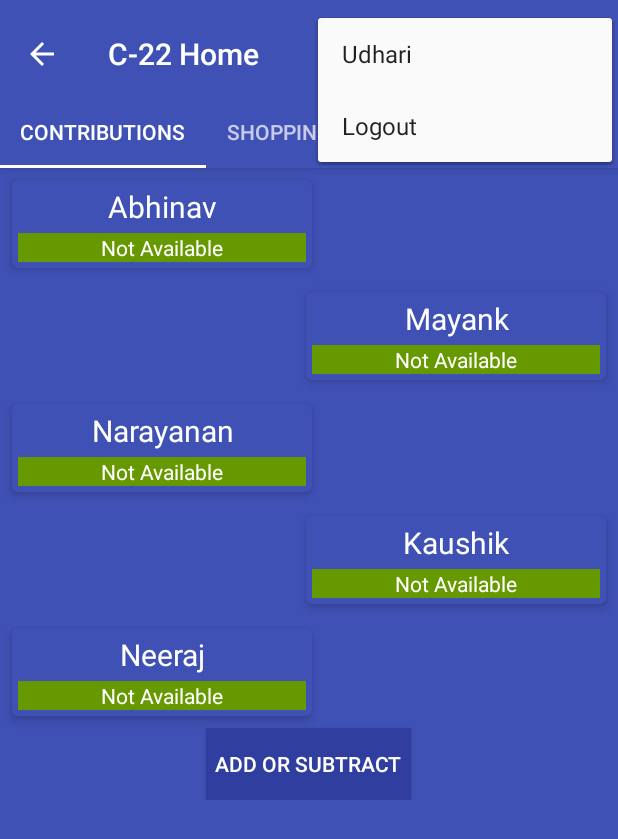
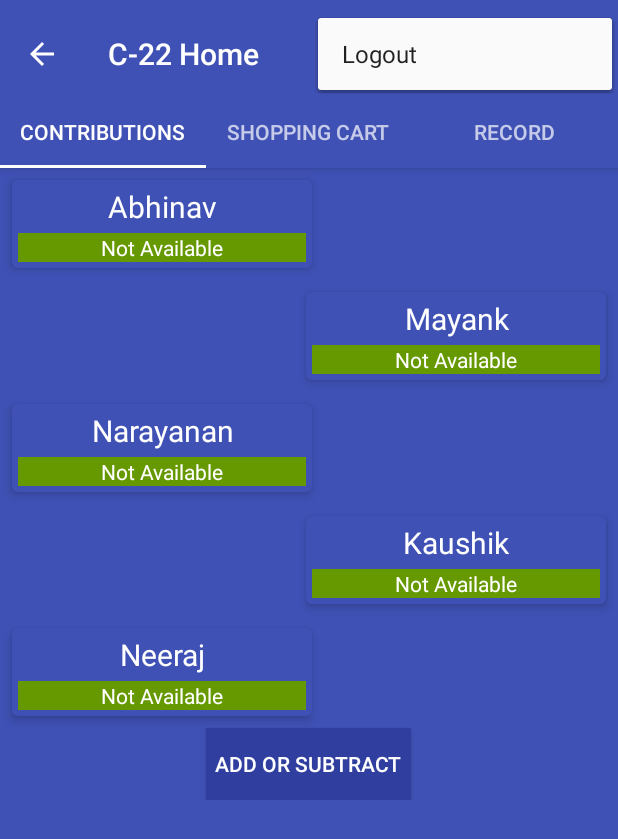
Before and after one commit to durzoflint/C-22, an Android app: the FragmentContributionsClass screen opened directly, with no data from a screen before it, with the options menu open, on a phone screen of 412 x 824 dp. Shown: the top 839 px of the screen. Run offline under Robolectric (Android 15) with nearby library versions, the phone set to English and light mode, and no system bars.

Commit message:
Cleaned Code before Distribution

```diff
--- a/app/src/main/java/aaa/c_22/FragmentContributionsClass.java
+++ b/app/src/main/java/aaa/c_22/FragmentContributionsClass.java
@@ -183,12 +183,6 @@ public class FragmentContributionsClass extends Fragment implements View.OnClick
     }
     private class FetchContributions extends AsyncTask<Void,Void,Void> {
         String webPage="",baseUrl="http://srmvdpauditorium.in/aaa/c-22/";
-        ProgressDialog progressDialog;
-        @Override
-        protected void onPreExecute(){
-            progressDialog = ProgressDialog.show(getActivity(), "Please Wait!","Fetching Data!");
-            super.onPreExecute();
-        }
         @Override
         protected Void doInBackground(Void... voids) {
             URL url;
@@ -216,7 +210,6 @@ public class FragmentContributionsClass extends Fragment implements View.OnClick
         @Override
         protected void onPostExecute(Void aVoid) {
             super.onPostExecute(aVoid);
-            progressDialog.dismiss();
             try
             {
                 JSONObject jason=new JSONObject(webPage);
--- a/app/src/main/res/layout/activity_login.xml
+++ b/app/src/main/res/layout/activity_login.xml
@@ -16,7 +16,6 @@
         android:gravity="center_horizontal"
         android:hint="Password"
         android:inputType="textPassword"
-        android:text="Abhinav"
         android:textColor="@android:color/white"
         android:textColorHighlight="@android:color/black"
         android:textColorHint="@android:color/darker_gray" />
@@ -32,7 +31,6 @@
         android:gravity="center_horizontal"
         android:hint="Name"
         android:inputType="textPersonName"
-        android:text="Abhinav"
         android:textColor="@android:color/white"
         android:textColorHighlight="@android:color/black"
         android:textColorHint="@android:color/darker_gray" />
--- a/app/src/main/res/menu/menu_home.xml
+++ b/app/src/main/res/menu/menu_home.xml
@@ -3,11 +3,11 @@
     xmlns:tools="http://schemas.android.com/tools"
     tools:context="aaa.c_22.HomeActivity">
 
-    <item
+    <!--item
         android:id="@+id/udhari"
         android:orderInCategory="100"
         android:title="Udhari"
-        app:showAsAction="never" />
+        app:showAsAction="never" /-->
 
     <item
         android:id="@+id/logout"
```
Also changed, not shown: app/src/main/java/aaa/c_22/HomeActivity.java (+4 -3 lines).
